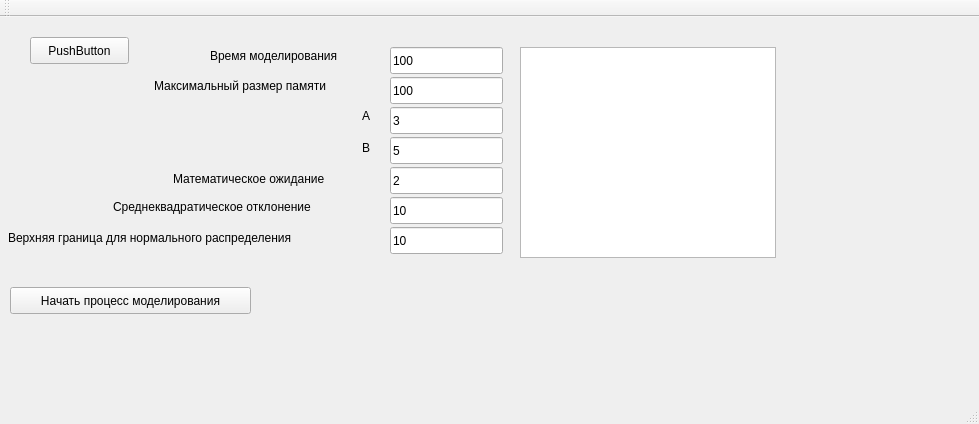
This is src/mainwindow.ui in valeriyasyomina/ImitationModeling as Qt 5 draws it before an edit. The edited form follows.
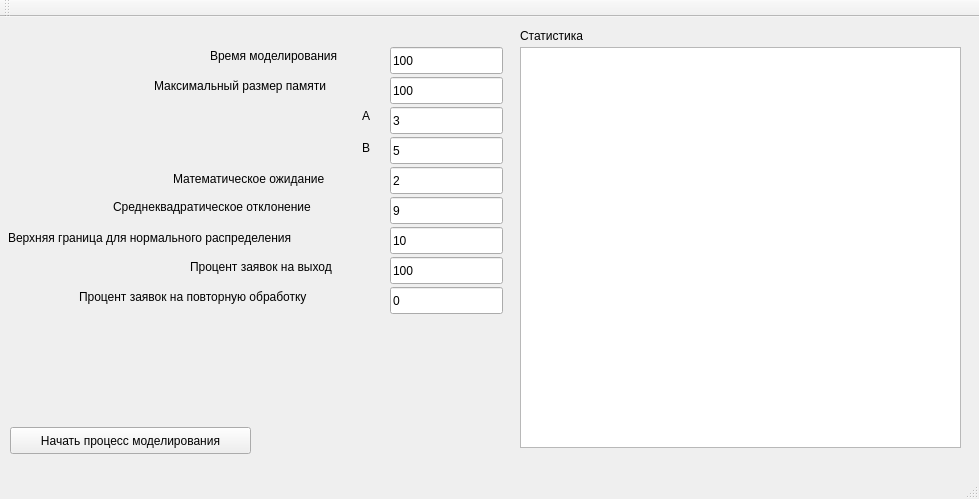
This is the edited form.

Diff of the .ui file:
```diff
--- a/src/mainwindow.ui
+++ b/src/mainwindow.ui
@@ -7,26 +7,13 @@
     <x>0</x>
     <y>0</y>
     <width>979</width>
-    <height>424</height>
+    <height>499</height>
    </rect>
   </property>
   <property name="windowTitle">
    <string>MainWindow</string>
   </property>
   <widget class="QWidget" name="centralWidget">
-   <widget class="QPushButton" name="pushButton">
-    <property name="geometry">
-     <rect>
-      <x>30</x>
-      <y>20</y>
-      <width>99</width>
-      <height>27</height>
-     </rect>
-    </property>
-    <property name="text">
-     <string>PushButton</string>
-    </property>
-   </widget>
    <widget class="QLineEdit" name="edtModelingTime">
     <property name="geometry">
      <rect>
@@ -102,7 +89,7 @@
      </rect>
     </property>
     <property name="text">
-     <string>10</string>
+     <string>9</string>
     </property>
    </widget>
    <widget class="QLineEdit" name="edtMaxBorder">
@@ -213,7 +200,7 @@
     <property name="geometry">
      <rect>
       <x>10</x>
-      <y>270</y>
+      <y>410</y>
       <width>241</width>
       <height>27</height>
      </rect>
@@ -227,11 +214,76 @@
      <rect>
       <x>520</x>
       <y>30</y>
-      <width>256</width>
-      <height>211</height>
+      <width>441</width>
+      <height>401</height>
      </rect>
     </property>
    </widget>
+   <widget class="QLineEdit" name="edtRequestDropPercent">
+    <property name="geometry">
+     <rect>
+      <x>390</x>
+      <y>240</y>
+      <width>113</width>
+      <height>27</height>
+     </rect>
+    </property>
+    <property name="text">
+     <string>100</string>
+    </property>
+   </widget>
+   <widget class="QLineEdit" name="edtRequestReturnPercent">
+    <property name="geometry">
+     <rect>
+      <x>390</x>
+      <y>270</y>
+      <width>113</width>
+      <height>27</height>
+     </rect>
+    </property>
+    <property name="text">
+     <string>0</string>
+    </property>
+   </widget>
+   <widget class="QLabel" name="label_8">
+    <property name="geometry">
+     <rect>
+      <x>190</x>
+      <y>240</y>
+      <width>181</width>
+      <height>20</height>
+     </rect>
+    </property>
+    <property name="text">
+     <string>Процент заявок на выход</string>
+    </property>
+   </widget>
+   <widget class="QLabel" name="label_9">
+    <property name="geometry">
+     <rect>
+      <x>79</x>
+      <y>271</y>
+      <width>301</width>
+      <height>17</height>
+     </rect>
+    </property>
+    <property name="text">
+     <string>Процент заявок на повторную обработку</string>
+    </property>
+   </widget>
+   <widget class="QLabel" name="label_10">
+    <property name="geometry">
+     <rect>
+      <x>520</x>
+      <y>10</y>
+      <width>171</width>
+      <height>17</height>
+     </rect>
+    </property>
+    <property name="text">
+     <string>Статистика</string>
+    </property>
+   </widget>
   </widget>
   <widget class="QMenuBar" name="menuBar">
    <property name="geometry">
```
